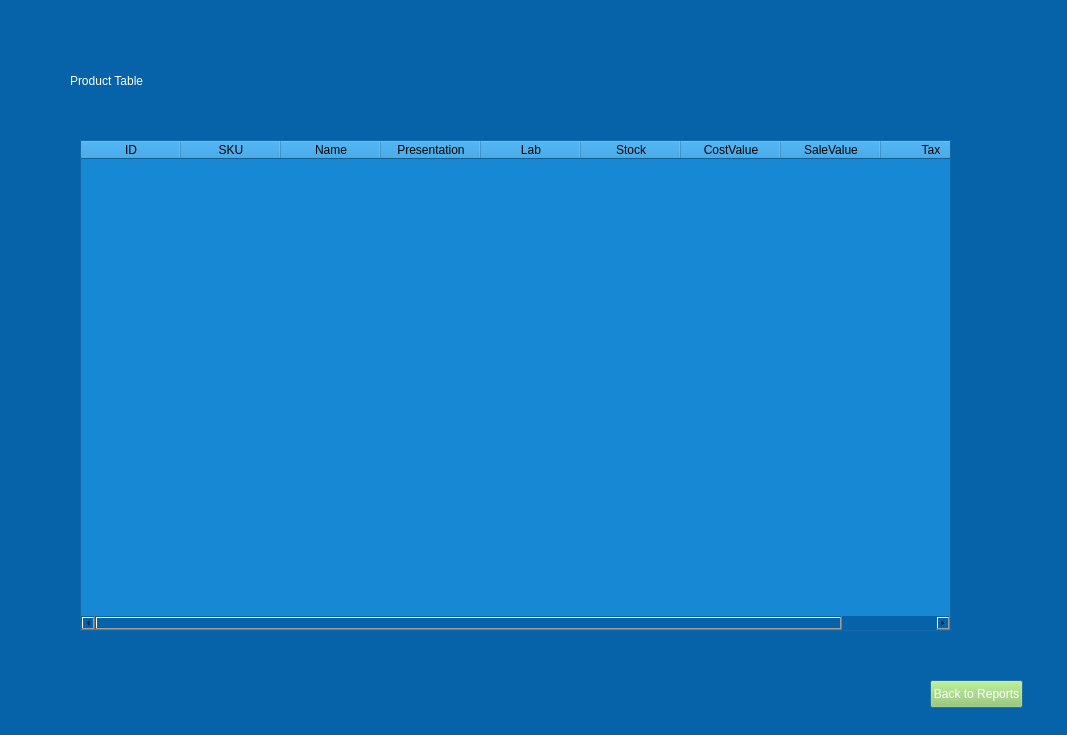
This is prodtable.ui in Detectov/PharmacyProject as Qt 5 draws it before an edit. The edited form follows.
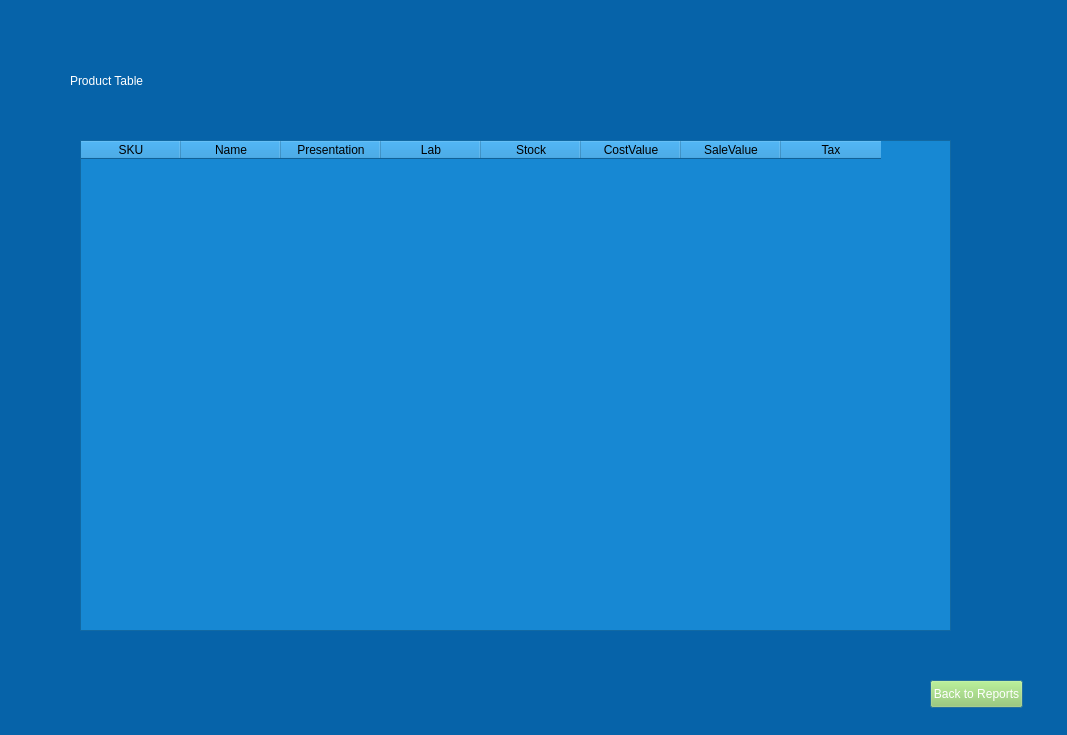
This is the edited form.

```diff
--- a/prodtable.ui
+++ b/prodtable.ui
@@ -48,11 +48,6 @@
    <property name="styleSheet">
     <string notr="true">background-color: rgb(23, 136, 211);</string>
    </property>
-   <column>
-    <property name="text">
-     <string>ID</string>
-    </property>
-   </column>
    <column>
     <property name="text">
      <string>SKU</string>
```
